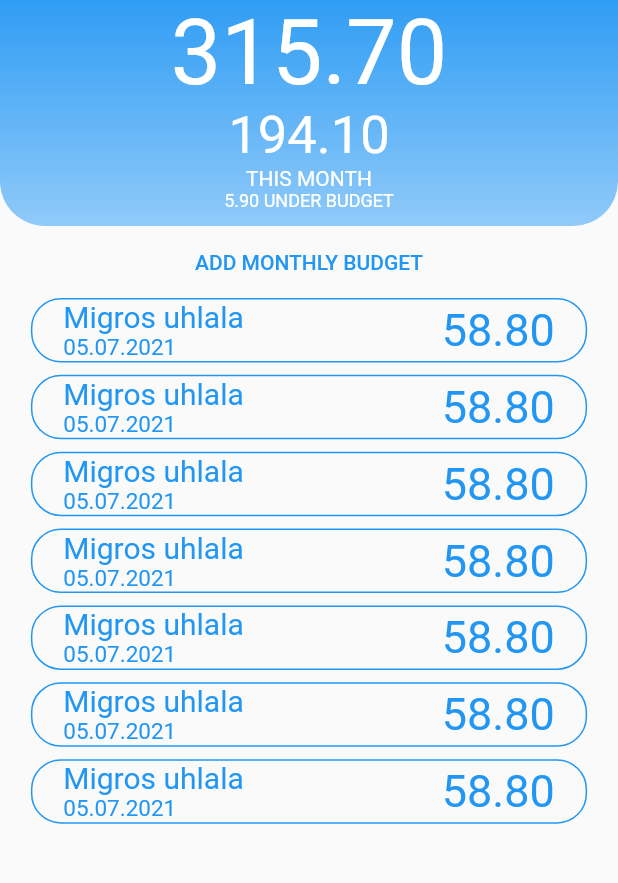
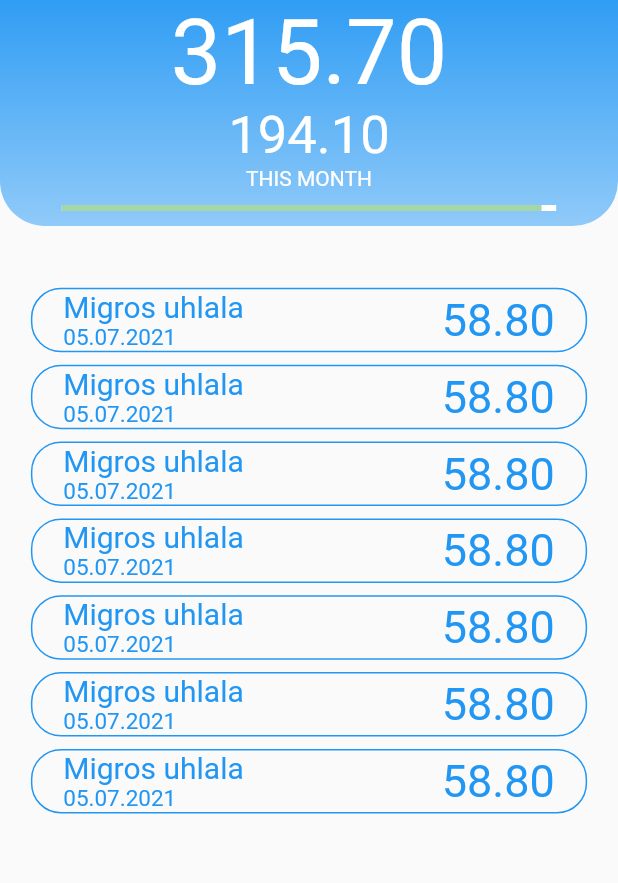
Before and after one commit to rovati/exp-app, a Flutter app: the screen it shows after launch, after a tap on "GROCERIES", on a phone screen of 412 x 824 dp, the part 119-1002 px from its top. Run offline on Flutter 3.47's test engine with Material 2 defaults, Android fonts, the phone set to English and light mode, and no system bars; our stand-ins replace page_transition.

Commit message:
Design tweaks

```diff
--- a/exp_app/lib/screen/ExpenseScreen.dart
+++ b/exp_app/lib/screen/ExpenseScreen.dart
@@ -40,39 +40,46 @@ class _ExpenseScreenState extends State<ExpenseScreen> {
                 ),
               ),
               child: Column(
-                children: const [
-                  Text(
+                children: [
+                  const Text(
                     "TOTAL",
                     style: TextStyle(fontSize: 20, color: Colors.white),
                   ),
-                  Text(
+                  const Text(
                     "315.70",
                     style: TextStyle(fontSize: 60, color: Colors.white),
                   ),
-                  Text(
+                  const Text(
                     "194.10",
                     style: TextStyle(fontSize: 35, color: Colors.white),
                   ),
-                  Text(
+                  const Text(
                     "THIS MONTH",
                     style: TextStyle(color: Colors.white),
                   ),
-                  Text(
+                  const SizedBox(
+                    height: 10,
+                  ),
+                  Container(
+                    width: MediaQuery.of(context).size.width * 0.8,
+                    child: LinearProgressIndicator(
+                      value: 194.10 / 200,
+                      backgroundColor: Colors.white,
+                      color: Colors.green.shade200,
+                    ),
+                  ),
+                  /* Text(
                     "5.90 UNDER BUDGET",
                     style: TextStyle(fontSize: 12, color: Colors.white),
-                  ),
-                  SizedBox(
+                  ), */
+                  const SizedBox(
                     height: 10,
                   )
                 ],
               ),
             ),
-            const TextButton(
-              onPressed: null,
-              child: Text(
-                "ADD MONTHLY BUDGET",
-                style: TextStyle(color: Colors.blue),
-              ),
+            SizedBox(
+              height: MediaQuery.of(context).size.height * 0.05,
             ),
             Expanded(
               child: ListView.builder(
--- a/exp_app/lib/screen/HomeScreen.dart
+++ b/exp_app/lib/screen/HomeScreen.dart
@@ -1,5 +1,6 @@
 import 'package:exp/screen/ExpenseScreen.dart';
 import 'package:flutter/material.dart';
+import 'package:page_transition/page_transition.dart';
 
 class HomeScreen extends StatefulWidget {
   const HomeScreen({Key? key, required this.title}) : super(key: key);
@@ -61,9 +62,16 @@ class _HomeScreenState extends State<HomeScreen> {
                     "THIS MONTH",
                     style: TextStyle(color: Colors.white),
                   ),
-                  Text(
-                    "31.10 OVER BUDGET",
-                    style: TextStyle(color: Colors.red[300]),
+                  const SizedBox(
+                    height: 10,
+                  ),
+                  Container(
+                    width: MediaQuery.of(context).size.width * 0.8,
+                    child: LinearProgressIndicator(
+                      value: 400 / 431.10,
+                      backgroundColor: Colors.red.shade200,
+                      color: Colors.green.shade200,
+                    ),
                   ),
                   const SizedBox(
                     height: 10,
@@ -71,16 +79,12 @@ class _HomeScreenState extends State<HomeScreen> {
                 ],
               ),
             ),
-            const TextButton(
-              onPressed: null,
-              child: Text(
-                "ADD MONTHLY BUDGET",
-                style: TextStyle(color: Colors.blue),
-              ),
-            ),
             Expanded(
               child: ListView(
                 children: [
+                  SizedBox(
+                    height: MediaQuery.of(context).size.height * 0.05,
+                  ),
                   // first row
                   Row(
                     children: [
@@ -173,8 +177,9 @@ class ExpenseTile extends StatelessWidget {
       onTap: () {
         Navigator.push(
           context,
-          MaterialPageRoute(
-            builder: (context) => const ExpenseScreen(
+          PageTransition(
+            type: PageTransitionType.fade,
+            child: const ExpenseScreen(
               title: 'GROCERIES',
             ),
           ),
--- a/exp_app/pubspec.yaml
+++ b/exp_app/pubspec.yaml
@@ -34,6 +34,7 @@ dependencies:
   # The following adds the Cupertino Icons font to your application.
   # Use with the CupertinoIcons class for iOS style icons.
   cupertino_icons: ^1.0.2
+  page_transition: "^2.0.4"
 
 dev_dependencies:
   flutter_test:
```
Also changed, not shown: exp_app/pubspec.lock.
